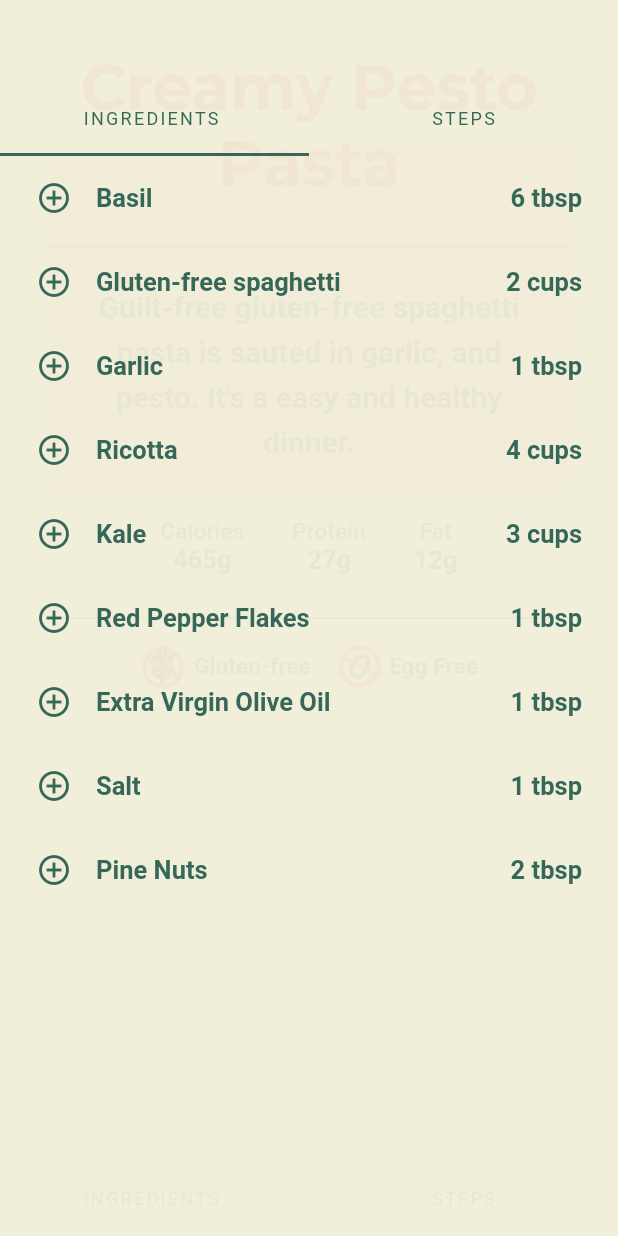
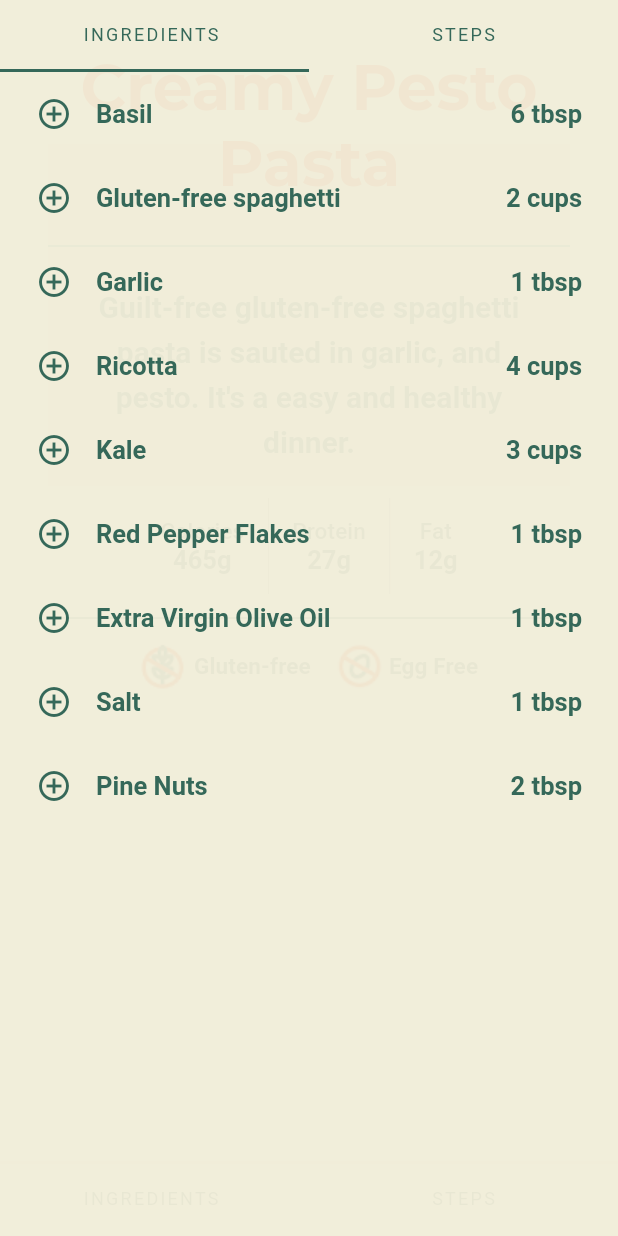
Before and after one commit to mit-mit/basil, a Flutter app: the screen it shows after launch, tab 2 chosen, on a phone screen of 412 x 824 dp. Run offline on Flutter 3.47's test engine with Material 2 defaults, Android fonts, the phone set to English and light mode, and no system bars; Roboto replaces fonts that are missing (Lekton, Montserrat-Bold).

Commit message:
Bring back safe area

```diff
--- a/flutterapp/lib/recipe_sheet.dart
+++ b/flutterapp/lib/recipe_sheet.dart
@@ -36,10 +36,8 @@ class RecipeSheet extends StatelessWidget {
             )
           : Container(
               color: basilBackground.withOpacity(0.5),
-              // Tried SafeArea here, but that doesn't seem to work!?
-              child: Padding(
-                padding:
-                    EdgeInsets.fromLTRB(0, AppBar().preferredSize.height, 0, 0),
+              // Using SafeArea here to avoid painting under the notch, but that doesn't seem to work!?
+              child: SafeArea(
                 child: Column(
                   children: [
                     TabBar(
```
